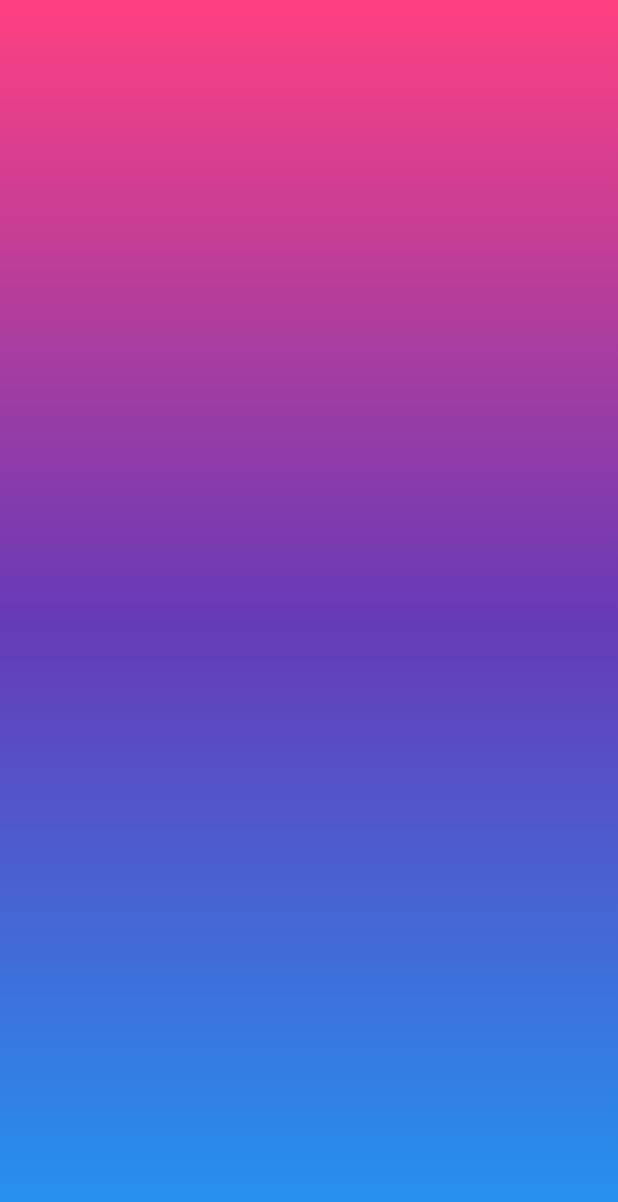
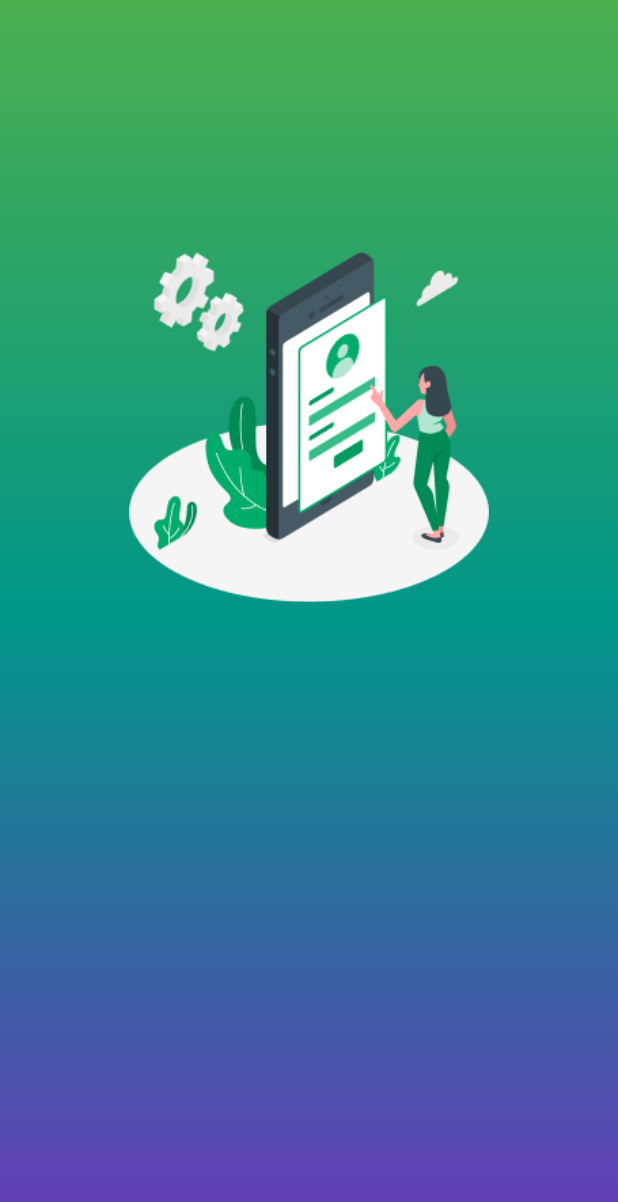
Before and after one commit to nishadadilshan/MobileLoginApplication, a Flutter app: the screen it shows after launch, on a phone screen of 412 x 824 dp. Shown: the top 1202 px of the screen. Run offline on Flutter 3.47's test engine with Material 2 defaults, Android fonts, the phone set to English and light mode, and no system bars.

Commit message:
added logo image to the sign in screen

```diff
--- a/lib/Screens/signin_screen.dart
+++ b/lib/Screens/signin_screen.dart
@@ -1,5 +1,7 @@
 import 'package:flutter/material.dart';
 import 'package:logginapplication/utils/color_utils.dart';
+
+import '../utils/logo_utils.dart';
 
 class SignInScreen extends StatefulWidget {
   const SignInScreen({super.key});
@@ -13,12 +15,25 @@ class _SignInScreenState extends State<SignInScreen> {
   Widget build(BuildContext context) {
     return Scaffold(
       body: Container(
+        width: MediaQuery.of(context).size.width,
+        height: MediaQuery.of(context).size.height,
         decoration: const BoxDecoration(
           gradient: LinearGradient(colors: [
-            Colors.pinkAccent,
+            Colors.green,
+            Colors.teal,
             Colors.deepPurple,
-            Colors.blue,
-          ], begin: Alignment.topCenter, end: Alignment.bottomCenter ),
+          ], begin: Alignment.topCenter, end: Alignment.bottomCenter )
+        ),
+        child: SingleChildScrollView(
+          child: Padding(
+            padding: EdgeInsets.fromLTRB((20), MediaQuery.of(context).size.height * 0.2, 20, 0
+            ),
+            child: Column(
+              children: <Widget>[
+                logoWidget("assets/images/img.png"),
+              ],
+            ),
+          ),
         ),
       ),
     );
--- /dev/null
+++ b/lib/utils/logo_utils.dart
@@ -0,0 +1,10 @@
+import 'package:flutter/material.dart';
+
+Image logoWidget(String imageName) {
+  return Image.asset(
+    imageName,
+    fit: BoxFit.fitWidth,
+    width: 240,
+    height: 240,
+  );
+}
--- a/pubspec.yaml
+++ b/pubspec.yaml
@@ -59,9 +59,8 @@ flutter:
   uses-material-design: true
 
   # To add assets to your application, add an assets section, like this:
-  # assets:
-  #   - images/a_dot_burr.jpeg
-  #   - images/a_dot_ham.jpeg
+  assets:
+     - assets/images/
 
   # An image asset can refer to one or more resolution-specific "variants", see
   # https://flutter.dev/assets-and-images/#resolution-aware
```
Also changed, not shown: assets/images/img.png (added), assets/images/logo.png (added), assets/images/logo1.png (added).
